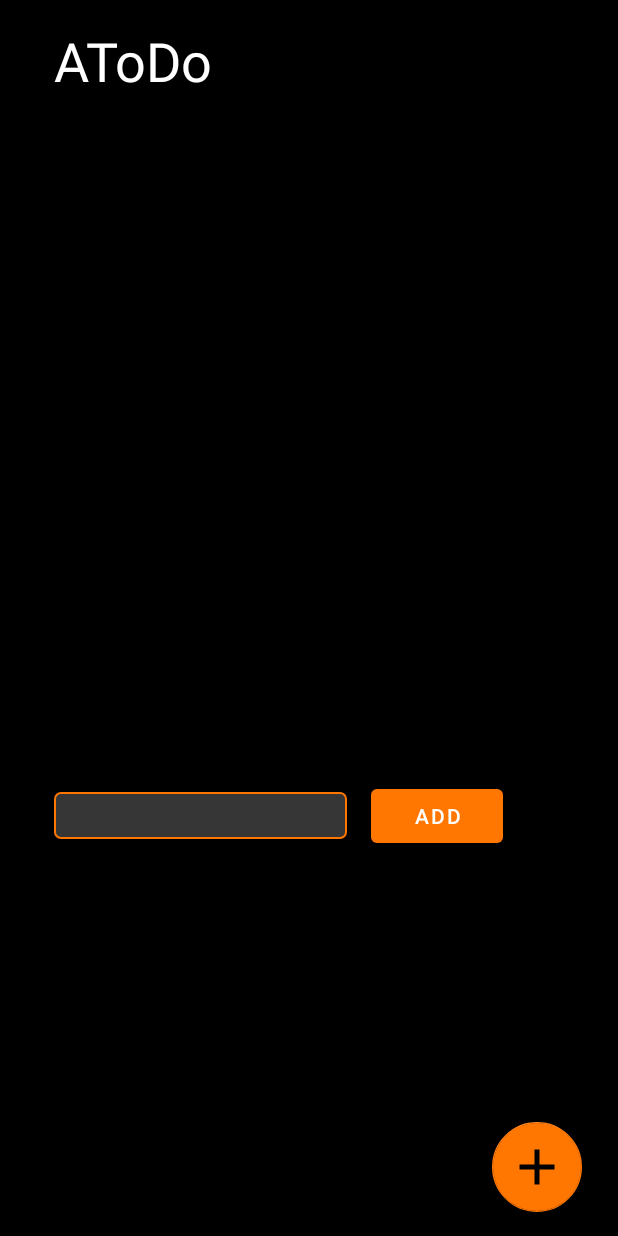
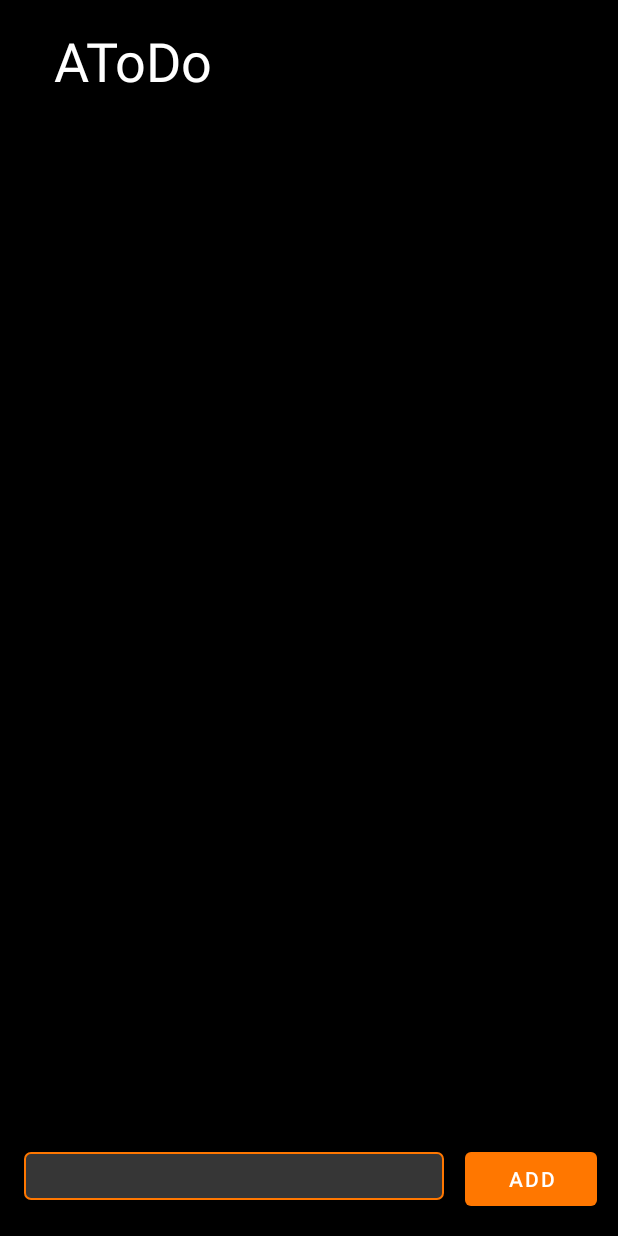
Before and after one commit to wodyjowski/a-todo, an Android app: the screen it shows after launch (MainActivity), after a tap on "ADD", on a phone screen of 412 x 824 dp. Run offline under Robolectric (Android 15) with nearby library versions, the phone set to English and light mode, and no system bars; our stand-ins replace Room's generated code; 2 statements that could not run were skipped.

Commit message:
Layout change

```diff
--- a/app/src/main/java/com/example/atodo/MainActivity.java
+++ b/app/src/main/java/com/example/atodo/MainActivity.java
@@ -6,6 +6,7 @@ import androidx.lifecycle.Observer;
 import androidx.lifecycle.ViewModelProvider;
 import androidx.lifecycle.ViewModelProviders;
 
+import android.content.Intent;
 import android.os.Bundle;
 import android.view.View;
 import android.widget.ArrayAdapter;
@@ -13,6 +14,7 @@ import android.widget.EditText;
 import android.widget.ListView;
 
 import com.example.atodo.database.entities.Task;
+import com.google.android.material.floatingactionbutton.FloatingActionButton;
 
 import java.util.Date;
 import java.util.List;
@@ -37,11 +39,12 @@ public class MainActivity extends AppCompatActivity implements View.OnClickListe
 
     private void InitInterface() {
         findViewById(R.id.button).setOnClickListener(this);
+        findViewById(R.id.fabAdd).setOnClickListener(this);
         findViewById(R.id.listView);
         mEditText = findViewById(R.id.editText);
         mListView = findViewById(R.id.listView);
 
-        listAdapter = new ArrayAdapter<String>(getApplication(), R.layout.list_layout ); // , mMainActivityVM.getAllTasks().getValue().stream().map((li) -> li.name).collect(Collectors.toList()));
+        listAdapter = new ArrayAdapter<String>(getApplication(), R.layout.list_layout );
 
         mMainActivityVM.getAllTasks().observe(this, new Observer<List<Task>>() {
             @Override
@@ -59,7 +62,18 @@ public class MainActivity extends AppCompatActivity implements View.OnClickListe
 
     @Override
     public void onClick(View v) {
-        CreateTask();
+        switch (v.getId()) {
+            case R.id.button:
+                CreateTask();
+                break;
+            case R.id.fabAdd:
+                CreateNewTask();
+                break;
+        }
+    }
+
+    private void CreateNewTask() {
+        Intent intent = new Intent(getApplicationContext(), MainActivity.class);
     }
 
     private void CreateTask() {
@@ -69,7 +83,5 @@ public class MainActivity extends AppCompatActivity implements View.OnClickListe
                 created_date = new Date();
             }
         });
-
-
     }
 }
--- a/app/src/main/res/layout/activity_main.xml
+++ b/app/src/main/res/layout/activity_main.xml
@@ -10,38 +10,41 @@
     <ListView
         android:id="@+id/listView"
         android:layout_width="0dp"
-        android:layout_height="403dp"
+        android:layout_height="0dp"
         android:layout_marginTop="20dp"
+        android:layout_marginBottom="8dp"
         android:drawSelectorOnTop="false"
+        app:layout_constraintBottom_toTopOf="@+id/editText"
         app:layout_constraintEnd_toEndOf="parent"
         app:layout_constraintHorizontal_bias="0.0"
         app:layout_constraintStart_toStartOf="parent"
-        app:layout_constraintTop_toBottomOf="@+id/textViewTitle" />
-
+        app:layout_constraintTop_toBottomOf="@+id/textViewTitle"
+        app:layout_constraintVertical_bias="0.0" />
 
     <EditText
         android:id="@+id/editText"
-        android:layout_width="195dp"
-        android:layout_height="31dp"
-        android:layout_marginStart="36dp"
-        android:layout_marginTop="40dp"
+        android:layout_width="280dp"
+        android:layout_height="32dp"
+        android:layout_marginStart="16dp"
+        android:layout_marginBottom="24dp"
         android:background="@drawable/text_edit"
         android:ems="10"
         android:importantForAutofill="no"
         android:inputType="textPersonName"
         android:shadowColor="#00B43C3C"
-        app:layout_constraintStart_toStartOf="parent"
-        app:layout_constraintTop_toBottomOf="@+id/listView" />
+        app:layout_constraintBottom_toBottomOf="parent"
+        app:layout_constraintStart_toStartOf="parent" />
 
     <Button
         android:id="@+id/button"
         android:layout_width="wrap_content"
         android:layout_height="wrap_content"
-        android:layout_marginStart="16dp"
         android:text="Add"
         app:layout_constraintBottom_toBottomOf="@+id/editText"
+        app:layout_constraintEnd_toEndOf="parent"
         app:layout_constraintStart_toEndOf="@+id/editText"
-        app:layout_constraintTop_toTopOf="@+id/editText" />
+        app:layout_constraintTop_toTopOf="@+id/editText"
+        app:layout_constraintVertical_bias="0.411" />
 
     <TextView
         android:id="@+id/textViewTitle"
@@ -54,18 +57,4 @@
         app:layout_constraintStart_toStartOf="parent"
         app:layout_constraintTop_toTopOf="parent" />
 
-    <com.google.android.material.floatingactionbutton.FloatingActionButton
-        android:id="@+id/fab"
-        android:layout_width="wrap_content"
-        android:layout_height="wrap_content"
-        android:layout_marginEnd="24dp"
-        android:layout_marginBottom="16dp"
-        android:translationZ="2dp"
-        app:backgroundTint="?attr/colorPrimary"
-        app:fabCustomSize="60dp"
-        app:layout_constraintBottom_toBottomOf="parent"
-        app:layout_constraintEnd_toEndOf="parent"
-        app:maxImageSize="40dp"
-        app:srcCompat="@drawable/ic_add_black_24dp" />
-
 </androidx.constraintlayout.widget.ConstraintLayout>
```
